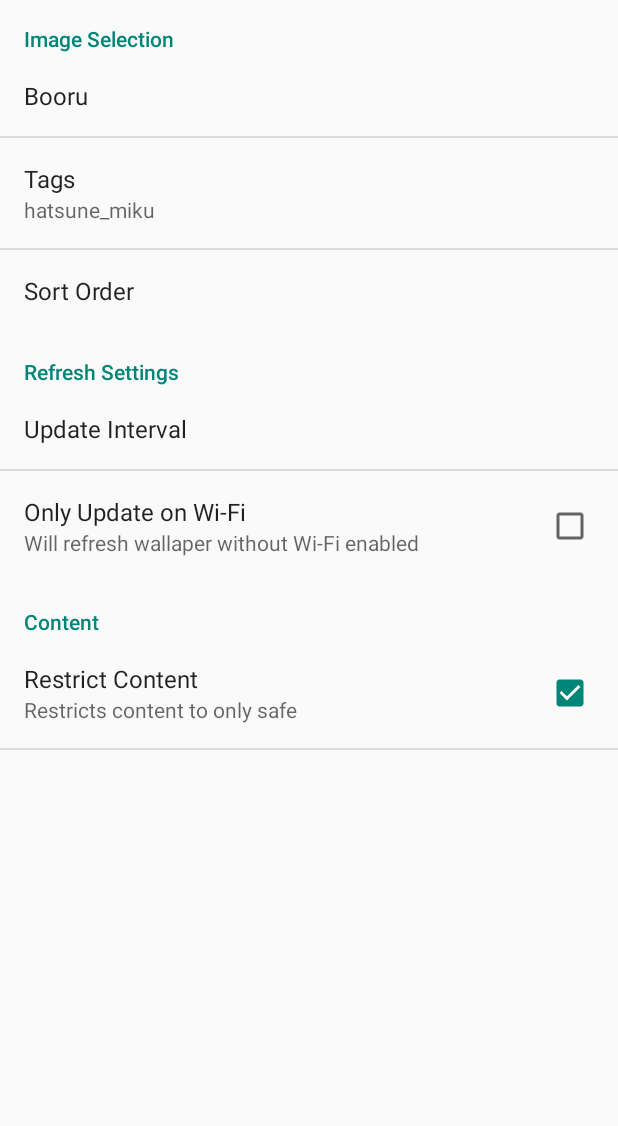
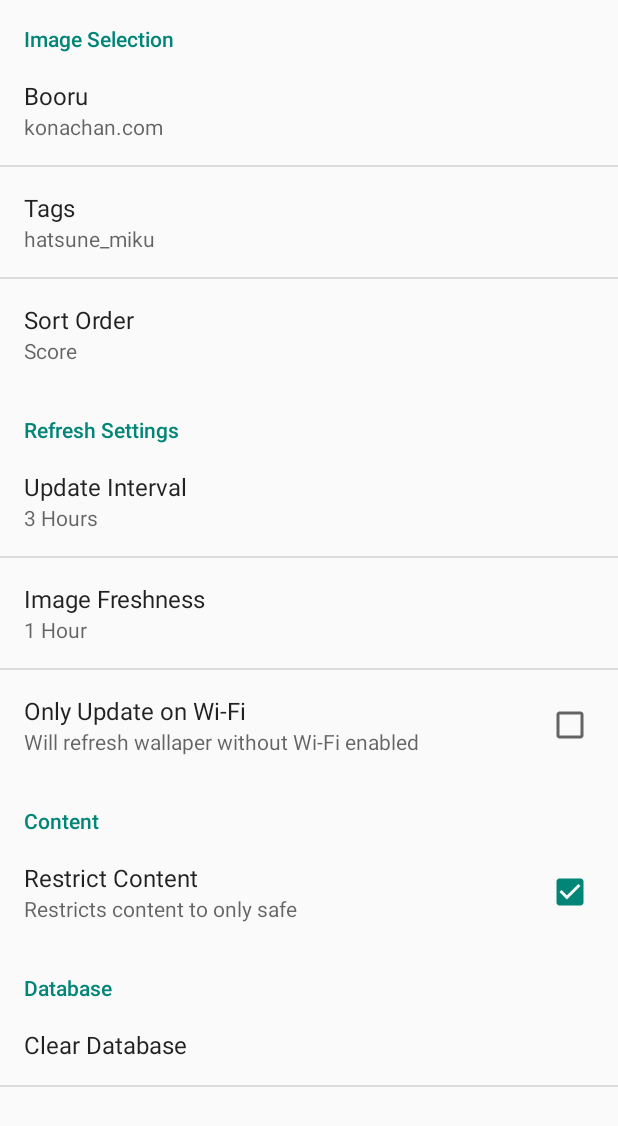
Before and after one commit to Flat/Konachan-for-Muzei, an Android app: the SettingsActivity screen opened directly, with no data from a screen before it, on a phone screen of 412 x 824 dp. Shown: the top 1126 px of the screen. Run offline under Robolectric (Android 15) with nearby library versions, the phone set to English and light mode, and no system bars; libraries missing offline, so code that uses them is left out: com.google.android.apps.

Commit message:
Implement Database (To fix sort order)
Fix #3 to fix sort order.

```diff
--- a/Muzei - Konachan Extension/src/main/java/com/chokoreto/muzei/konachan/Config.java
+++ b/Muzei - Konachan Extension/src/main/java/com/chokoreto/muzei/konachan/Config.java
@@ -45,6 +45,7 @@ public class Config {
     public int getTimeSet(){
         return Integer.parseInt(prefs.getString("pref_refresh_time", "90"));
     }
+    public long getMD5Clear(){return Long.parseLong(prefs.getString("pref_clear_md5","60"));}
     public String getURLForLink(String booru){
         if(booru.equals("konachan.com")){
             return "http://konachan.net/post/show/";
--- a/Muzei - Konachan Extension/src/main/java/com/chokoreto/muzei/konachan/KonachanService.java
+++ b/Muzei - Konachan Extension/src/main/java/com/chokoreto/muzei/konachan/KonachanService.java
@@ -19,6 +19,7 @@ interface KonachanService {
         String file_url;
         String tags;
         String author;
+        String md5;
     }
 
 }
--- /dev/null
+++ b/Muzei - Konachan Extension/src/main/java/com/chokoreto/muzei/konachan/OptionDialogPreference.java
@@ -0,0 +1,21 @@
+package com.chokoreto.muzei.konachan;
+
+import android.content.Context;
+import android.preference.DialogPreference;
+import android.util.AttributeSet;
+
+/**
+ * Created by Kenneth on 7/28/2014.
+ */
+public class OptionDialogPreference extends DialogPreference {
+
+    public OptionDialogPreference(Context context, AttributeSet attrs) {
+        super(context, attrs);
+    }
+
+    @Override
+    protected void onDialogClosed(boolean positiveResult){
+        super.onDialogClosed(positiveResult);
+        persistBoolean(positiveResult);
+    }
+}
--- a/Muzei - Konachan Extension/src/main/res/values/strings_activity_settings.xml
+++ b/Muzei - Konachan Extension/src/main/res/values/strings_activity_settings.xml
@@ -1,5 +1,5 @@
 <resources>
-        <string name="title_activity_settings">Muzei - Konachan Settings</string>
+    <string name="title_activity_settings">Muzei - Konachan Settings</string>
     <string name="pref_tags">Tags</string>
     <string name="pref_default_tags">hatsune_miku</string>
     <string name="pref_title_sort_order">Sort Order</string>
@@ -50,4 +50,22 @@
         <item>gelbooru.com</item>
    <!--     <item>danbooru.donmai.us</item> -->
     </string-array>
+    <string-array name="pref_clear_md5_options">
+        <item>15 Minutes</item>
+        <item>30 Minutes</item>
+        <item>1 Hour</item>
+        <item>3 Hours</item>
+        <item>6 Hours</item>
+        <item>1 Day</item>
+        <item>3 Days</item>
+    </string-array>
+    <string-array name="pref_clear_md5_values">
+        <item>15</item>
+        <item>30</item>
+        <item>60</item>
+        <item>180</item>
+        <item>360</item>
+        <item>1440</item>
+        <item>4320</item>
+    </string-array>
 </resources>
--- a/Muzei - Konachan Extension/src/main/res/xml/pref_general.xml
+++ b/Muzei - Konachan Extension/src/main/res/xml/pref_general.xml
@@ -3,7 +3,7 @@
     <ListPreference
         android:key="pref_booru"
         android:title="@string/pref_booru_title"
-        android:defaultValue="0"
+        android:defaultValue="konachan.com"
         android:entries="@array/pref_booru_selections"
         android:entryValues="@array/pref_booru_selections_values"
         android:negativeButtonText="@null"
@@ -21,7 +21,7 @@
     <ListPreference
         android:key="pref_sort_order"
         android:title="@string/pref_title_sort_order"
-        android:defaultValue="order:score"
+        android:defaultValue="score"
         android:entries="@array/pref_sort_options"
         android:entryValues="@array/pref_sort_options_values"
         android:negativeButtonText="@null"
@@ -31,11 +31,21 @@
         <ListPreference
             android:key="pref_refresh_time"
             android:title="@string/pref_refresh_time_title"
-            android:defaultValue="90"
+            android:defaultValue="180"
             android:entries="@array/pref_refresh_time_options"
             android:entryValues="@array/pref_refresh_time_values"
             android:negativeButtonText="@null"
             android:positiveButtonText="@null" />
+        <ListPreference
+            android:key="pref_clear_md5"
+            android:title="Image Freshness"
+            android:summary="How long images are blocked from being repeated"
+            android:defaultValue="60"
+            android:entries="@array/pref_clear_md5_options"
+            android:entryValues="@array/pref_clear_md5_values"
+            android:negativeButtonText="@null"
+            android:positiveButtonText="@null"
+            />
         <CheckBoxPreference
             android:key="pref_wifi"
             android:title="@string/pref_wifi"
@@ -53,6 +63,17 @@
         android:summaryOff="Non-safe images are currently allowed"
         />
     </PreferenceCategory>
+    <PreferenceCategory android:title="Database">
+        <com.chokoreto.muzei.konachan.OptionDialogPreference
+            android:key="pref_destroy_database"
+            android:title="Clear Database"
+            android:dialogTitle="Clear Database"
+            android:dialogMessage="Are you sure you want to clear the database?"
+            android:negativeButtonText="Cancel"
+            android:positiveButtonText="Yes"
+
+            />
+    </PreferenceCategory>
 <!--
 
 -->
```
Also changed, not shown: Muzei - Konachan Extension/src/main/java/com/chokoreto/muzei/konachan/Database.java (added, +36 -0 lines), Muzei - Konachan Extension/src/main/java/com/chokoreto/muzei/konachan/DatabaseContract.java (added, +17 -0 lines), Muzei - Konachan Extension/src/main/java/com/chokoreto/muzei/konachan/KonachanArtSource.java (+45 -7 lines), Muzei - Konachan Extension/src/main/java/com/chokoreto/muzei/konachan/SettingsActivity.java (+15 -0 lines).
